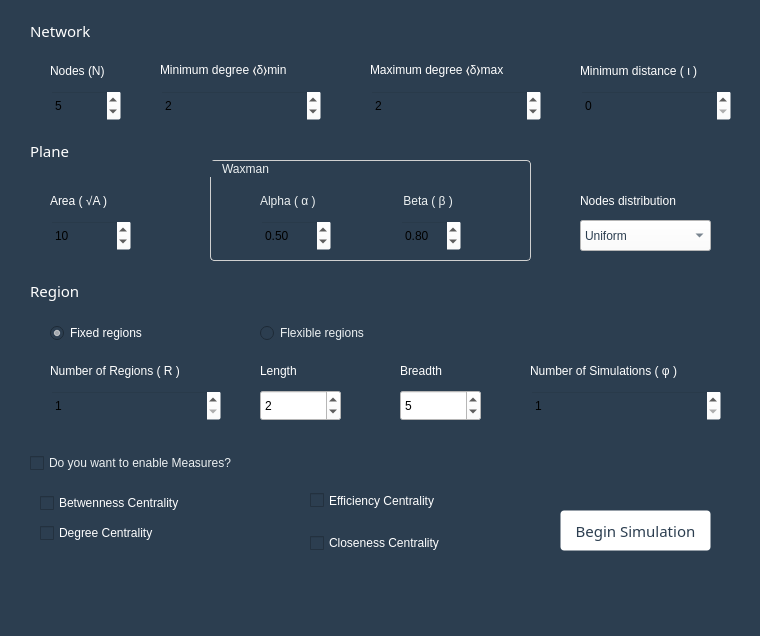
Old version of the form mainwindow.ui in the repository Trindad/network-topologies-generator-frontend.
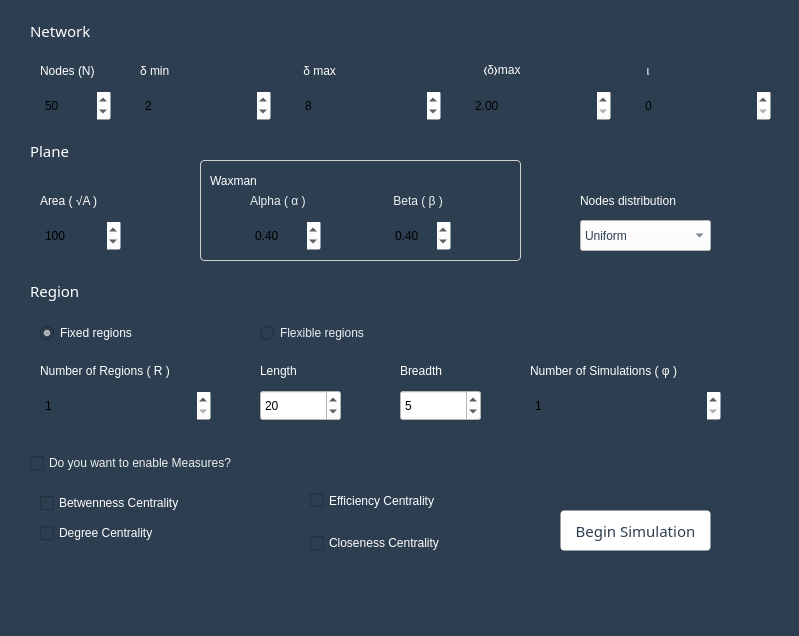
New version of the form.

The edit to the form file:
```diff
--- a/mainwindow.ui
+++ b/mainwindow.ui
@@ -6,7 +6,7 @@
    <rect>
     <x>0</x>
     <y>0</y>
-    <width>760</width>
+    <width>799</width>
     <height>636</height>
    </rect>
   </property>
@@ -263,7 +263,7 @@
    <widget class="QSpinBox" name="nodes">
     <property name="geometry">
      <rect>
-      <x>50</x>
+      <x>40</x>
       <y>90</y>
       <width>71</width>
       <height>31</height>
@@ -282,15 +282,15 @@
      <number>1000</number>
     </property>
     <property name="value">
-     <number>5</number>
+     <number>50</number>
     </property>
    </widget>
    <widget class="QSpinBox" name="minimumDegree">
     <property name="geometry">
      <rect>
-      <x>160</x>
+      <x>140</x>
       <y>90</y>
-      <width>161</width>
+      <width>131</width>
       <height>31</height>
      </rect>
     </property>
@@ -311,9 +311,9 @@
    <widget class="QSpinBox" name="maximumDegree">
     <property name="geometry">
      <rect>
-      <x>370</x>
+      <x>300</x>
       <y>90</y>
-      <width>171</width>
+      <width>141</width>
       <height>31</height>
      </rect>
     </property>
@@ -329,15 +329,15 @@
      <number>999</number>
     </property>
     <property name="value">
-     <number>2</number>
+     <number>8</number>
     </property>
    </widget>
    <widget class="QSpinBox" name="distance">
     <property name="geometry">
      <rect>
-      <x>580</x>
+      <x>640</x>
       <y>90</y>
-      <width>151</width>
+      <width>131</width>
       <height>31</height>
      </rect>
     </property>
@@ -350,7 +350,7 @@
    <widget class="QSpinBox" name="area">
     <property name="geometry">
      <rect>
-      <x>50</x>
+      <x>40</x>
       <y>220</y>
       <width>81</width>
       <height>31</height>
@@ -367,13 +367,13 @@
      <number>100000</number>
     </property>
     <property name="value">
-     <number>10</number>
+     <number>100</number>
     </property>
    </widget>
    <widget class="QSpinBox" name="numberOfRegions">
     <property name="geometry">
      <rect>
-      <x>50</x>
+      <x>40</x>
       <y>390</y>
       <width>171</width>
       <height>31</height>
@@ -413,7 +413,7 @@
      <number>99999</number>
     </property>
     <property name="value">
-     <number>2</number>
+     <number>20</number>
     </property>
    </widget>
    <widget class="QSpinBox" name="breadth">
@@ -445,7 +445,7 @@
    <widget class="QRadioButton" name="fixedRegions">
     <property name="geometry">
      <rect>
-      <x>50</x>
+      <x>40</x>
       <y>320</y>
       <width>141</width>
       <height>26</height>
@@ -978,7 +978,7 @@
    <widget class="QLabel" name="label">
     <property name="geometry">
      <rect>
-      <x>50</x>
+      <x>40</x>
       <y>60</y>
       <width>81</width>
       <height>21</height>
@@ -991,40 +991,40 @@
    <widget class="QLabel" name="label_2">
     <property name="geometry">
      <rect>
-      <x>160</x>
-      <y>60</y>
-      <width>171</width>
-      <height>21</height>
+      <x>140</x>
+      <y>61</y>
+      <width>101</width>
+      <height>20</height>
      </rect>
     </property>
     <property name="text">
-     <string>Minimum degree 〈δ〉min</string>
+     <string>δ min</string>
     </property>
    </widget>
    <widget class="QLabel" name="label_3">
     <property name="geometry">
      <rect>
-      <x>370</x>
-      <y>60</y>
-      <width>171</width>
-      <height>21</height>
+      <x>300</x>
+      <y>61</y>
+      <width>141</width>
+      <height>20</height>
      </rect>
     </property>
     <property name="text">
-     <string>Maximum degree 〈δ〉max</string>
+     <string> δ max</string>
     </property>
    </widget>
    <widget class="QLabel" name="label_4">
     <property name="geometry">
      <rect>
-      <x>580</x>
+      <x>640</x>
       <y>60</y>
       <width>161</width>
       <height>21</height>
      </rect>
     </property>
     <property name="text">
-     <string>Minimum distance ( ι )</string>
+     <string>  ι </string>
     </property>
    </widget>
    <widget class="QLabel" name="label_5">
@@ -1069,7 +1069,7 @@
    <widget class="QLabel" name="label_10">
     <property name="geometry">
      <rect>
-      <x>50</x>
+      <x>40</x>
       <y>360</y>
       <width>171</width>
       <height>21</height>
@@ -1082,7 +1082,7 @@
    <widget class="QLabel" name="label_11">
     <property name="geometry">
      <rect>
-      <x>50</x>
+      <x>40</x>
       <y>190</y>
       <width>81</width>
       <height>21</height>
@@ -1152,7 +1152,7 @@
    <widget class="QGroupBox" name="groupBox">
     <property name="geometry">
      <rect>
-      <x>210</x>
+      <x>200</x>
       <y>160</y>
       <width>321</width>
       <height>101</height>
@@ -1163,10 +1163,11 @@
 	border:1px solid #d0d0d0;
 	color:rgb(236, 240, 241);
 	border-radius:4px;
+	padding:3px;
 }</string>
     </property>
     <property name="title">
-     <string>   Waxman</string>
+     <string/>
     </property>
     <widget class="QLabel" name="label_7">
      <property name="geometry">
@@ -1207,7 +1208,7 @@
       <double>0.100000000000000</double>
      </property>
      <property name="value">
-      <double>0.500000000000000</double>
+      <double>0.400000000000000</double>
      </property>
     </widget>
     <widget class="QLabel" name="label_6">
@@ -1250,7 +1251,20 @@
       <double>0.050000000000000</double>
      </property>
      <property name="value">
-      <double>0.800000000000000</double>
+      <double>0.400000000000000</double>
+     </property>
+    </widget>
+    <widget class="QLabel" name="label_17">
+     <property name="geometry">
+      <rect>
+       <x>10</x>
+       <y>10</y>
+       <width>71</width>
+       <height>21</height>
+      </rect>
+     </property>
+     <property name="text">
+      <string>Waxman</string>
      </property>
     </widget>
    </widget>
@@ -1298,6 +1312,46 @@
      <string/>
     </property>
    </widget>
+   <widget class="QLabel" name="label_16">
+    <property name="geometry">
+     <rect>
+      <x>480</x>
+      <y>60</y>
+      <width>91</width>
+      <height>20</height>
+     </rect>
+    </property>
+    <property name="text">
+     <string> 〈δ〉max</string>
+    </property>
+   </widget>
+   <widget class="QDoubleSpinBox" name="max_average_degree">
+    <property name="geometry">
+     <rect>
+      <x>470</x>
+      <y>90</y>
+      <width>141</width>
+      <height>31</height>
+     </rect>
+    </property>
+    <property name="styleSheet">
+     <string notr="true">background-color: rgba(255, 255, 255, 0);
+color:#000
+</string>
+    </property>
+    <property name="minimum">
+     <double>2.000000000000000</double>
+    </property>
+    <property name="maximum">
+     <double>199.990000000000009</double>
+    </property>
+    <property name="singleStep">
+     <double>0.500000000000000</double>
+    </property>
+    <property name="value">
+     <double>2.000000000000000</double>
+    </property>
+   </widget>
    <zorder>fexibleRegions</zorder>
    <zorder>groupBox</zorder>
    <zorder>pushButton</zorder>
```
Left out of the diff: 2 changed lines with no effect on the pictures.
